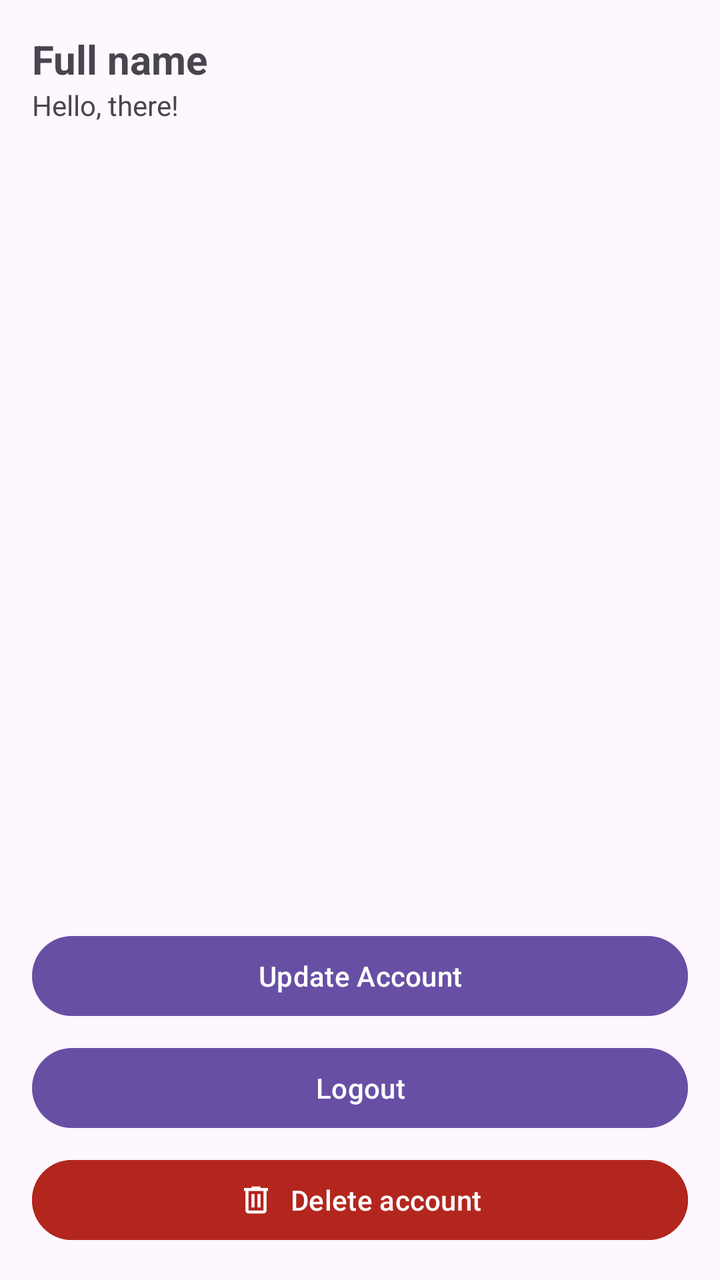
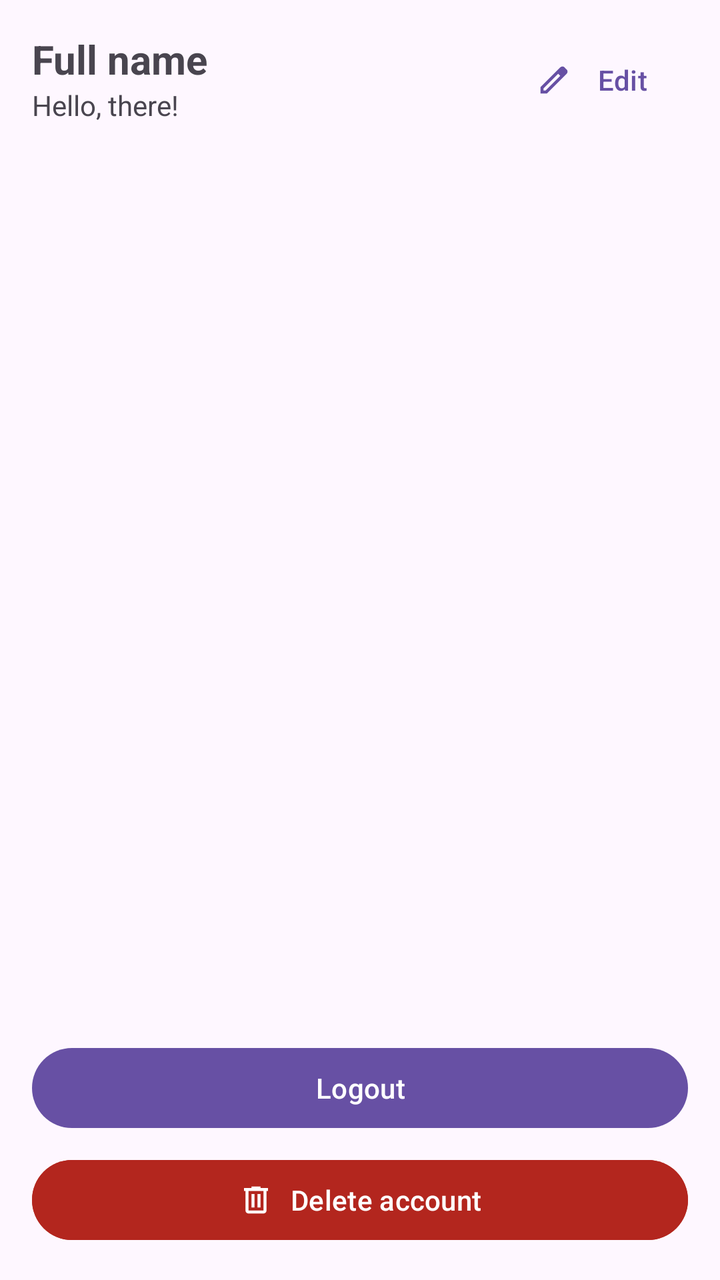

The first picture is an Android layout as it rendered before a commit; the second is the same layout after the commit. The layout source and the unified diff follow.
<!-- AndroidManifest.xml: application theme Theme.RmmcGabay -->
<!-- res/layout/activity_account.xml -->
<?xml version="1.0" encoding="utf-8"?>
<androidx.constraintlayout.widget.ConstraintLayout xmlns:android="http://schemas.android.com/apk/res/android"
    xmlns:app="http://schemas.android.com/apk/res-auto"
    xmlns:tools="http://schemas.android.com/tools"
    android:layout_width="match_parent"
    android:layout_height="match_parent"
    tools:context=".views.Account">

    <TextView
        android:id="@+id/tv_account_name"
        android:layout_width="wrap_content"
        android:layout_height="wrap_content"
        android:layout_marginStart="16dp"
        android:layout_marginTop="16dp"
        android:text="Full name"
        android:textSize="20sp"
        android:textStyle="bold"
        app:layout_constraintStart_toStartOf="parent"
        app:layout_constraintTop_toTopOf="parent" />

    <TextView
        android:id="@+id/tv_account_role"
        android:layout_width="wrap_content"
        android:layout_height="wrap_content"
        android:layout_marginStart="16dp"
        android:text="Hello, there!"
        app:layout_constraintStart_toStartOf="parent"
        app:layout_constraintTop_toBottomOf="@+id/tv_account_name" />

    <Button
        android:id="@+id/btn_account_delete"
        android:layout_width="0dp"
        android:layout_height="wrap_content"
        android:layout_marginStart="16dp"
        android:layout_marginEnd="16dp"
        android:layout_marginBottom="16dp"
        android:backgroundTint="?attr/colorError"
        android:text="Delete account"
        app:icon="@drawable/ic_delete"
        app:iconGravity="textStart"
        app:layout_constraintBottom_toBottomOf="parent"
        app:layout_constraintEnd_toEndOf="parent"
        app:layout_constraintStart_toStartOf="parent" />

    <Button
        android:id="@+id/btn_account_logout"
        android:layout_width="0dp"
        android:layout_height="wrap_content"
        android:layout_marginStart="16dp"
        android:layout_marginEnd="16dp"
        android:layout_marginBottom="8dp"
        android:text="Logout"
        app:layout_constraintBottom_toTopOf="@+id/btn_account_delete"
        app:layout_constraintEnd_toEndOf="parent"
        app:layout_constraintStart_toStartOf="parent" />

    <Button
        android:id="@+id/btn_account_change"
        android:layout_width="0dp"
        android:layout_height="wrap_content"
        android:layout_marginStart="16dp"
        android:layout_marginEnd="16dp"
        android:layout_marginBottom="8dp"
        android:text="Update Account"
        app:layout_constraintBottom_toTopOf="@+id/btn_account_logout"
        app:layout_constraintEnd_toEndOf="parent"
        app:layout_constraintHorizontal_bias="0.0"
        app:layout_constraintStart_toStartOf="parent" />

</androidx.constraintlayout.widget.ConstraintLayout>
<!-- resources referenced by this layout -->
<resources>
  <!-- drawable ic_delete (drawable) -->
  <vector xmlns:android="http://schemas.android.com/apk/res/android"
      android:width="24dp"
      android:height="24dp"
      android:viewportWidth="960"
      android:viewportHeight="960"
      android:tint="?attr/colorControlNormal">
    <path
        android:fillColor="@android:color/white"
        android:pathData="M280,840Q247,840 223.5,816.5Q200,793 200,760L200,240L160,240L160,160L360,160L360,120L600,120L600,160L800,160L800,240L760,240L760,760Q760,793 736.5,816.5Q713,840 680,840L280,840ZM680,240L280,240L280,760Q280,760 280,760Q280,760 280,760L680,760Q680,760 680,760Q680,760 680,760L680,240ZM360,680L440,680L440,320L360,320L360,680ZM520,680L600,680L600,320L520,320L520,680ZM280,240L280,240L280,760Q280,760 280,760Q280,760 280,760L280,760Q280,760 280,760Q280,760 280,760L280,240Z"/>
  </vector>
  <style name="Theme.RmmcGabay" parent="Base.Theme.RmmcGabay" />
  <style name="Base.Theme.RmmcGabay" parent="Theme.Material3.DayNight">
          
          
      </style>
</resources>

<!-- the commit's change to res/layout/activity_account.xml (unified diff, before → after) -->
@@ -56,15 +56,14 @@
 
     <Button
         android:id="@+id/btn_account_change"
+        style="@style/Widget.Material3.Button.TextButton"
         android:layout_width="0dp"
         android:layout_height="wrap_content"
-        android:layout_marginStart="16dp"
+        android:layout_marginTop="16dp"
         android:layout_marginEnd="16dp"
-        android:layout_marginBottom="8dp"
-        android:text="Update Account"
-        app:layout_constraintBottom_toTopOf="@+id/btn_account_logout"
+        android:text="Edit"
+        app:icon="@drawable/ic_edit"
         app:layout_constraintEnd_toEndOf="parent"
-        app:layout_constraintHorizontal_bias="0.0"
-        app:layout_constraintStart_toStartOf="parent" />
+        app:layout_constraintTop_toTopOf="parent" />
 
 </androidx.constraintlayout.widget.ConstraintLayout>
<!-- resource entries referenced after the edit -->
@@ -11,6 +11,17 @@
         android:fillColor="@android:color/white"
         android:pathData="M280,840Q247,840 223.5,816.5Q200,793 200,760L200,240L160,240L160,160L360,160L360,120L600,120L600,160L800,160L800,240L760,240L760,760Q760,793 736.5,816.5Q713,840 680,840L280,840ZM680,240L280,240L280,760Q280,760 280,760Q280,760 280,760L680,760Q680,760 680,760Q680,760 680,760L680,240ZM360,680L440,680L440,320L360,320L360,680ZM520,680L600,680L600,320L520,320L520,680ZM280,240L280,240L280,760Q280,760 280,760Q280,760 280,760L280,760Q280,760 280,760Q280,760 280,760L280,240Z"/>
   </vector>
+  <!-- drawable ic_edit (drawable) -->
+  <vector xmlns:android="http://schemas.android.com/apk/res/android"
+      android:width="24dp"
+      android:height="24dp"
+      android:viewportWidth="960"
+      android:viewportHeight="960"
+      android:tint="?attr/colorControlNormal">
+    <path
+        android:fillColor="@android:color/white"
+        android:pathData="M200,760L257,760L648,369L591,312L200,703L200,760ZM120,840L120,670L648,143Q660,132 674.5,126Q689,120 705,120Q721,120 736,126Q751,132 762,144L817,200Q829,211 834.5,226Q840,241 840,256Q840,272 834.5,286.5Q829,301 817,313L290,840L120,840ZM760,256L760,256L704,200L704,200L760,256ZM619,341L591,312L591,312L648,369L648,369L619,341Z"/>
+  </vector>
   <style name="Theme.RmmcGabay" parent="Base.Theme.RmmcGabay" />
   <style name="Base.Theme.RmmcGabay" parent="Theme.Material3.DayNight">
           
